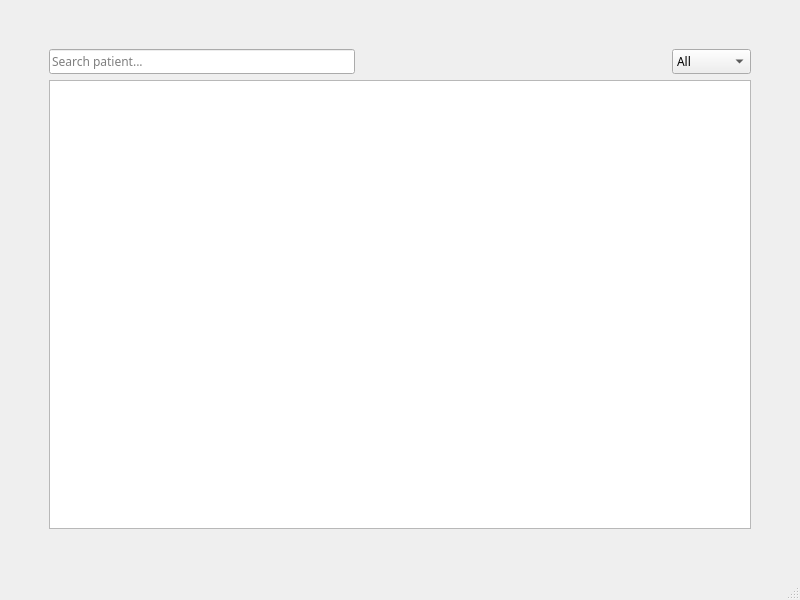
This is ui/patientlist.ui in VojtaDC/FINAL_COVID_PROJECT as Qt 5 draws it before an edit. The edited form follows.
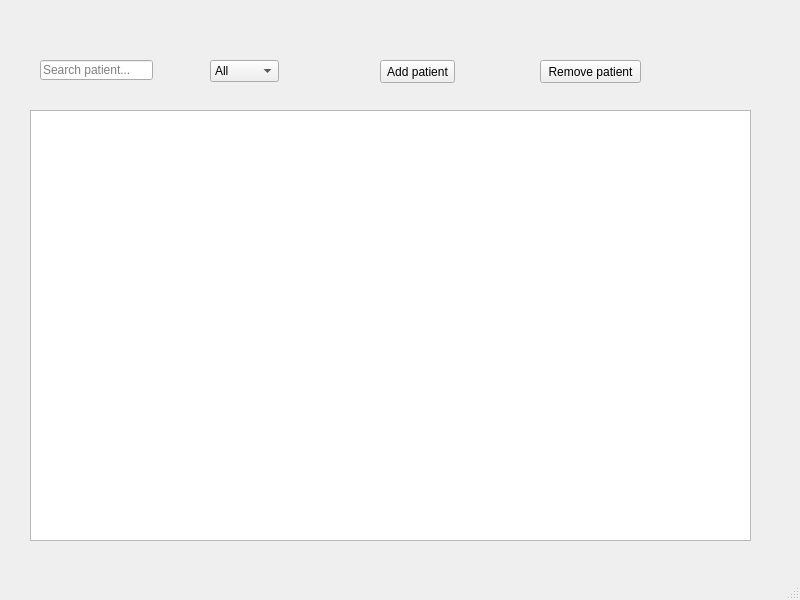
This is the edited form.

Commit message: new ui files (Ben's version)

```diff
--- a/ui/patientlist.ui
+++ b/ui/patientlist.ui
@@ -10,57 +10,28 @@
     <height>600</height>
    </rect>
   </property>
-  <property name="maximumSize">
-   <size>
-    <width>800</width>
-    <height>600</height>
-   </size>
-  </property>
   <property name="windowTitle">
    <string>Patient list</string>
   </property>
   <widget class="QWidget" name="centralwidget">
-   <layout class="QGridLayout" name="gridLayout_2">
-    <item row="1" column="2">
-     <spacer name="horizontalSpacer_3">
-      <property name="orientation">
-       <enum>Qt::Horizontal</enum>
-      </property>
-      <property name="sizeType">
-       <enum>QSizePolicy::Maximum</enum>
-      </property>
-      <property name="sizeHint" stdset="0">
-       <size>
-        <width>40</width>
-        <height>20</height>
-       </size>
-      </property>
-     </spacer>
-    </item>
-    <item row="0" column="1">
-     <spacer name="verticalSpacer">
-      <property name="orientation">
-       <enum>Qt::Vertical</enum>
-      </property>
-      <property name="sizeType">
-       <enum>QSizePolicy::Maximum</enum>
-      </property>
-      <property name="sizeHint" stdset="0">
-       <size>
-        <width>20</width>
-        <height>40</height>
-       </size>
-      </property>
-     </spacer>
-    </item>
-    <item row="1" column="1">
-     <layout class="QGridLayout" name="gridLayout">
-      <item row="0" column="2">
+   <widget class="QTableView" name="patientView">
+    <property name="geometry">
+     <rect>
+      <x>30</x>
+      <y>110</y>
+      <width>721</width>
+      <height>431</height>
+     </rect>
+    </property>
+   </widget>
        <widget class="QComboBox" name="testresultBox">
-        <property name="font">
-         <font>
-          <family>Menlo</family>
-         </font>
+    <property name="geometry">
+     <rect>
+      <x>210</x>
+      <y>60</y>
+      <width>69</width>
+      <height>22</height>
+     </rect>
         </property>
         <item>
          <property name="text">
@@ -78,76 +49,45 @@
          </property>
         </item>
        </widget>
-      </item>
-      <item row="1" column="0" colspan="3">
-       <widget class="QTableView" name="patientView">
-        <property name="font">
-         <font>
-          <family>Menlo</family>
-         </font>
-        </property>
-       </widget>
-      </item>
-      <item row="0" column="0">
        <widget class="QLineEdit" name="searchEdit">
-        <property name="font">
-         <font>
-          <family>Menlo</family>
-         </font>
+    <property name="geometry">
+     <rect>
+      <x>40</x>
+      <y>60</y>
+      <width>113</width>
+      <height>20</height>
+     </rect>
         </property>
         <property name="placeholderText">
          <string>Search patient...</string>
         </property>
        </widget>
-      </item>
-      <item row="0" column="1">
-       <spacer name="horizontalSpacer">
-        <property name="orientation">
-         <enum>Qt::Horizontal</enum>
-        </property>
-        <property name="sizeHint" stdset="0">
-         <size>
-          <width>40</width>
-          <height>20</height>
-         </size>
-        </property>
-       </spacer>
-      </item>
-     </layout>
-    </item>
-    <item row="1" column="0">
-     <spacer name="horizontalSpacer_2">
-      <property name="orientation">
-       <enum>Qt::Horizontal</enum>
-      </property>
-      <property name="sizeType">
-       <enum>QSizePolicy::Maximum</enum>
-      </property>
-      <property name="sizeHint" stdset="0">
-       <size>
-        <width>40</width>
-        <height>20</height>
-       </size>
-      </property>
-     </spacer>
-    </item>
-    <item row="2" column="1">
-     <spacer name="verticalSpacer_2">
-      <property name="orientation">
-       <enum>Qt::Vertical</enum>
-      </property>
-      <property name="sizeType">
-       <enum>QSizePolicy::Maximum</enum>
-      </property>
-      <property name="sizeHint" stdset="0">
-       <size>
-        <width>20</width>
-        <height>40</height>
-       </size>
-      </property>
-     </spacer>
-    </item>
-   </layout>
+   <widget class="QPushButton" name="addpatientButton">
+    <property name="geometry">
+     <rect>
+      <x>380</x>
+      <y>60</y>
+      <width>75</width>
+      <height>23</height>
+     </rect>
+    </property>
+    <property name="text">
+     <string>Add patient</string>
+    </property>
+   </widget>
+   <widget class="QPushButton" name="removepatientButton">
+    <property name="geometry">
+     <rect>
+      <x>540</x>
+      <y>60</y>
+      <width>101</width>
+      <height>23</height>
+     </rect>
+    </property>
+    <property name="text">
+     <string>Remove patient</string>
+    </property>
+   </widget>
   </widget>
   <widget class="QMenuBar" name="menubar">
    <property name="geometry">
```
Left out of the diff: 2 changed lines with no effect on the pictures. Lines whose indentation alone changed are shown as unchanged. The commit also changes 6 other files.
